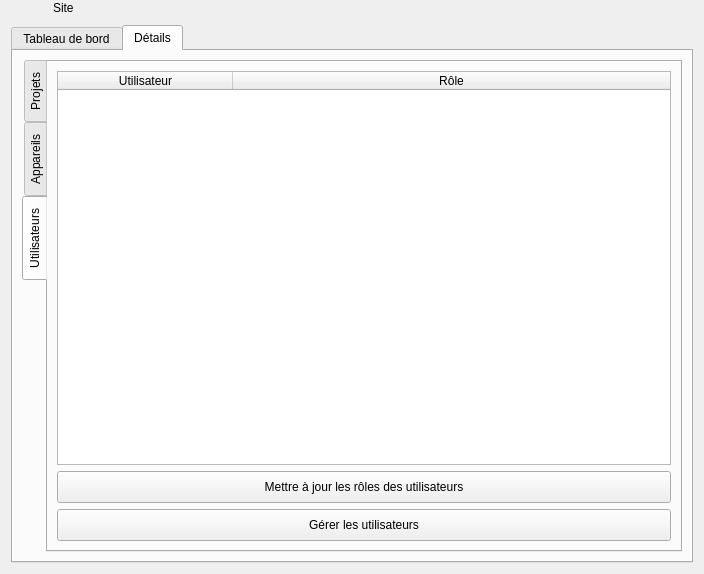
Qt form client/src/editors/SiteWidget.ui (introlab/openteraplus) before a commit.
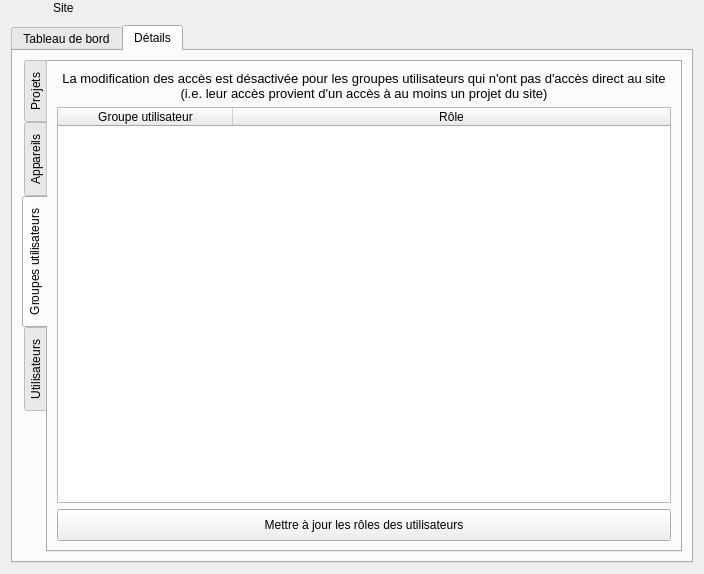
The same form after that commit. The open tabs and pages were chosen to show the change. Icons and pictures are not drawn. Custom widgets are drawn as their Qt base class.

Commit message: Refs #2. Adjusted SiteWidget with user groups access roles.

```diff
--- a/client/src/editors/SiteWidget.ui
+++ b/client/src/editors/SiteWidget.ui
@@ -679,6 +679,111 @@
            </item>
           </layout>
          </widget>
+         <widget class="QWidget" name="tabUserGroups">
+          <attribute name="icon">
+           <iconset resource="../../resources/TeraClient.qrc">
+            <normaloff>:/icons/usergroup.png</normaloff>:/icons/usergroup.png</iconset>
+          </attribute>
+          <attribute name="title">
+           <string>Groupes utilisateurs</string>
+          </attribute>
+          <layout class="QVBoxLayout" name="verticalLayout_8">
+           <item>
+            <widget class="QLabel" name="lblInherited">
+             <property name="sizePolicy">
+              <sizepolicy hsizetype="Preferred" vsizetype="Preferred">
+               <horstretch>0</horstretch>
+               <verstretch>0</verstretch>
+              </sizepolicy>
+             </property>
+             <property name="font">
+              <font>
+               <pointsize>10</pointsize>
+              </font>
+             </property>
+             <property name="text">
+              <string>La modification des accès est désactivée pour les groupes utilisateurs qui n'ont pas d'accès direct au site (i.e. leur accès provient d'un accès à au moins un projet du site)</string>
+             </property>
+             <property name="alignment">
+              <set>Qt::AlignCenter</set>
+             </property>
+             <property name="wordWrap">
+              <bool>true</bool>
+             </property>
+            </widget>
+           </item>
+           <item>
+            <widget class="QTableWidget" name="tableUserGroups">
+             <property name="editTriggers">
+              <set>QAbstractItemView::NoEditTriggers</set>
+             </property>
+             <property name="showDropIndicator" stdset="0">
+              <bool>false</bool>
+             </property>
+             <property name="dragDropOverwriteMode">
+              <bool>false</bool>
+             </property>
+             <property name="selectionMode">
+              <enum>QAbstractItemView::NoSelection</enum>
+             </property>
+             <property name="selectionBehavior">
+              <enum>QAbstractItemView::SelectRows</enum>
+             </property>
+             <property name="sortingEnabled">
+              <bool>true</bool>
+             </property>
+             <property name="columnCount">
+              <number>2</number>
+             </property>
+             <attribute name="horizontalHeaderDefaultSectionSize">
+              <number>175</number>
+             </attribute>
+             <attribute name="horizontalHeaderShowSortIndicator" stdset="0">
+              <bool>true</bool>
+             </attribute>
+             <attribute name="horizontalHeaderStretchLastSection">
+              <bool>true</bool>
+             </attribute>
+             <column>
+              <property name="text">
+               <string>Groupe utilisateur</string>
+              </property>
+             </column>
+             <column>
+              <property name="text">
+               <string>Rôle</string>
+              </property>
+             </column>
+            </widget>
+           </item>
+           <item>
+            <widget class="QPushButton" name="btnUpdateRoles">
+             <property name="minimumSize">
+              <size>
+               <width>0</width>
+               <height>32</height>
+              </size>
+             </property>
+             <property name="cursor">
+              <cursorShape>PointingHandCursor</cursorShape>
+             </property>
+             <property name="text">
+              <string>Mettre à jour les rôles des utilisateurs</string>
+             </property>
+             <property name="icon">
+              <iconset resource="../../resources/TeraClient.qrc">
+               <normaloff>:/icons/save.png</normaloff>:/icons/save.png</iconset>
+             </property>
+             <property name="iconSize">
+              <size>
+               <width>24</width>
+               <height>24</height>
+              </size>
+             </property>
+            </widget>
+           </item>
+          </layout>
+         </widget>
          <widget class="QWidget" name="tabUsers">
           <attribute name="icon">
            <iconset resource="../../resources/TeraClient.qrc">
@@ -732,58 +837,6 @@
              </column>
             </widget>
            </item>
-           <item>
-            <widget class="QPushButton" name="btnUpdateRoles">
-             <property name="minimumSize">
-              <size>
-               <width>0</width>
-               <height>32</height>
-              </size>
-             </property>
-             <property name="cursor">
-              <cursorShape>PointingHandCursor</cursorShape>
-             </property>
-             <property name="text">
-              <string>Mettre à jour les rôles des utilisateurs</string>
-             </property>
-             <property name="icon">
-              <iconset resource="../../resources/TeraClient.qrc">
-               <normaloff>:/icons/save.png</normaloff>:/icons/save.png</iconset>
-             </property>
-             <property name="iconSize">
-              <size>
-               <width>24</width>
-               <height>24</height>
-              </size>
-             </property>
-            </widget>
-           </item>
-           <item>
-            <widget class="QPushButton" name="btnUsers">
-             <property name="minimumSize">
-              <size>
-               <width>0</width>
-               <height>32</height>
-              </size>
-             </property>
-             <property name="cursor">
-              <cursorShape>PointingHandCursor</cursorShape>
-             </property>
-             <property name="text">
-              <string>Gérer les utilisateurs</string>
-             </property>
-             <property name="icon">
-              <iconset resource="../../resources/TeraClient.qrc">
-               <normaloff>:/icons/software_user.png</normaloff>:/icons/software_user.png</iconset>
-             </property>
-             <property name="iconSize">
-              <size>
-               <width>24</width>
-               <height>24</height>
-              </size>
-             </property>
-            </widget>
-           </item>
           </layout>
          </widget>
         </widget>
```
Left out of the diff: 4 changed lines with no effect on the pictures. The commit also changes 9 other files.
